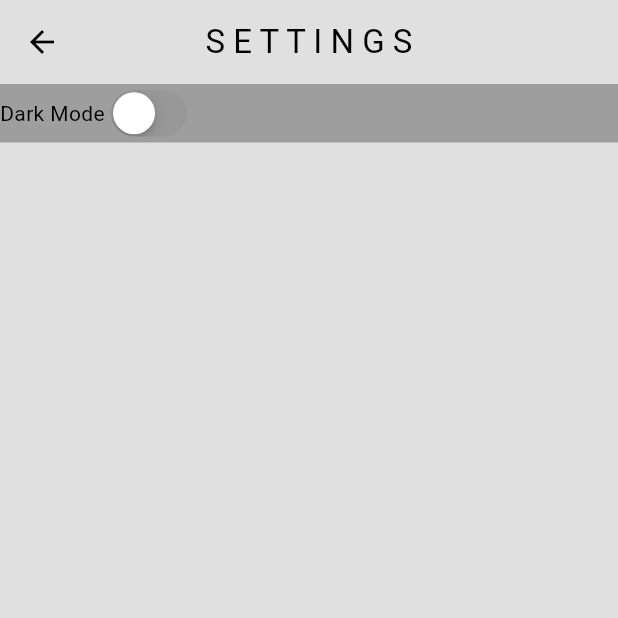
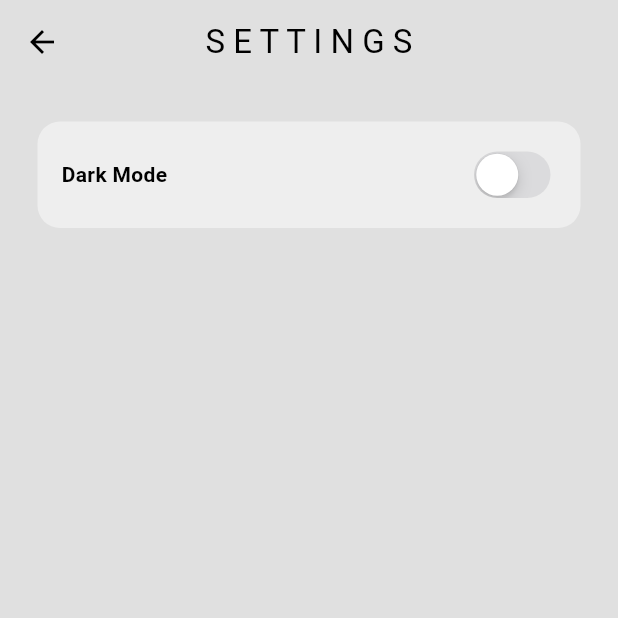
Before and after one commit to Ananreddy/Music_App, a Flutter app: the screen it shows after launch, in the side drawer, after a tap on "S E T T I N G S", on a phone screen of 412 x 824 dp, the top half of it. Run offline on Flutter 3.47's test engine with Material 3 defaults, Android fonts, the phone set to English and light mode, and no system bars.

Commit message:
Did some padding and better colours for the tile

```diff
--- a/lib/pages/settings.dart
+++ b/lib/pages/settings.dart
@@ -11,22 +11,30 @@ const SettingsPage({super.key});
     @override
     Widget build (BuildContext context){
         return Scaffold(
-          appBar: AppBar (title: Text("S E T T I N G S"),
-         centerTitle:true,
+          appBar: AppBar (
+            title: const Text("S E T T I N G S"),
+            centerTitle:true,
+
          ),
          body: Container(
-              decoration: BoxDecoration(color: Theme.of(context).colorScheme.primary),
+              decoration: BoxDecoration(
+                color: Theme.of(context).colorScheme.secondary,
+                borderRadius: BorderRadius.circular(15),
+
+                ),
+                padding:const EdgeInsets.all(16),
+                margin:const EdgeInsets.all(25) ,
+
               child:Row(
+                mainAxisAlignment: MainAxisAlignment.spaceBetween,
                 //dark mode
                 children: [
-                  Text("Dark Mode"),
+                 const Text("Dark Mode",style: TextStyle(fontWeight:FontWeight.bold ),),
                   // switch
                   CupertinoSwitch(
-                    value:
-                    Provider.of<ThemeProvider>(context,listen:false).isDarkMode,
+                    value:Provider.of<ThemeProvider>(context,listen:false).isDarkMode,
                     onChanged: (value) => Provider.of<ThemeProvider>(context, listen:false).toggleTheme(),
-                    )
-
+                    ),
                 ],
               ),
          ),
--- a/lib/themes/dark_mode.dart
+++ b/lib/themes/dark_mode.dart
@@ -4,7 +4,7 @@ import 'package:flutter/material.dart';
     colorScheme: ColorScheme.dark(
         surface : Colors.grey.shade900,
         primary: Colors.grey.shade600,
-        secondary: Colors.grey.shade800,
+        secondary: const Color.fromARGB(255, 46, 45, 45),
         inversePrimary:Colors.grey.shade300,
     ),
   );
```
